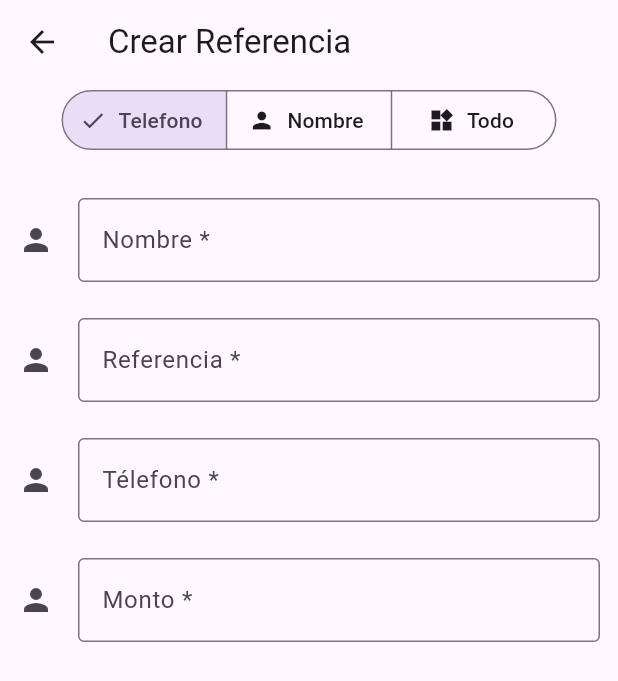
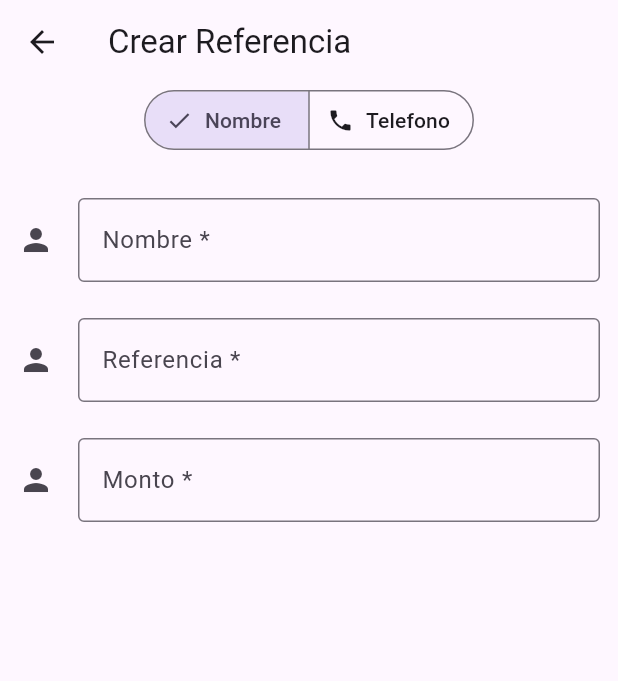
Before and after one commit to NightmareFox12/mi-referencia, a Flutter app: the screen it shows after launch, after a tap on the "assignment add" icon, on a phone screen of 412 x 824 dp. Shown: the top 681 px of the screen. Run offline on Flutter 3.47's test engine with Material 3 defaults, Android fonts, the phone set to English and light mode, and no system bars; our stand-ins replace drift, drift_flutter, flutter_hooks, flutter_riverpod, hooks_riverpod; accounts and stored records are empty; generated files the repository leaves out were written again.

Commit message:
refactor: Extract segmented button and implement conditional form fields

```diff
--- a/lib/presentation/reference_form/reference_form_screen.dart
+++ b/lib/presentation/reference_form/reference_form_screen.dart
@@ -1,6 +1,7 @@
 import 'package:flutter/material.dart';
 import 'package:flutter_hooks/flutter_hooks.dart';
 import 'package:mi_referencia/presentation/widgets/reference_form.dart';
+import 'package:mi_referencia/presentation/widgets/reference_group_button.dart';
 
 class ReferenceFormScreen extends HookWidget {
   const ReferenceFormScreen({super.key});
@@ -18,32 +19,7 @@ class ReferenceFormScreen extends HookWidget {
         ),
         body: Column(
           children: [
-            Center(
-              child: SegmentedButton<int>(
-                segments: [
-                  ButtonSegment(
-                    value: 1,
-                    icon: Icon(Icons.phone),
-                    label: Text('Telefono'),
-                  ),
-                  ButtonSegment(
-                    value: 2,
-                    icon: Icon(Icons.person),
-                    label: Text('Nombre'),
-                  ),
-                  ButtonSegment(
-                    value: 3,
-                    icon: Icon(Icons.widgets),
-                    label: Text('Todo'),
-                  ),
-                ],
-                onSelectionChanged: (newSelection) =>
-                    selectedFields.value = newSelection,
-                selected: selectedFields.value,
-                multiSelectionEnabled: true,
-                emptySelectionAllowed: true,
-              ),
-            ),
+            ReferenceGroupButton(selectedFields),
 
             ReferenceForm(selectedFields),
           ],
--- a/lib/presentation/widgets/reference_form.dart
+++ b/lib/presentation/widgets/reference_form.dart
@@ -2,7 +2,9 @@ import 'package:flutter/material.dart';
 import 'package:flutter_hooks/flutter_hooks.dart';
 
 class ReferenceForm extends HookWidget {
-  const ReferenceForm(ValueNotifier<Set<int>> selectedFields, {super.key});
+  final ValueNotifier<Set<int>> selectedFields;
+
+  const ReferenceForm(ValueNotifier<Set<int>> this.selectedFields, {super.key});
 
   @override
   Widget build(BuildContext context) {
@@ -12,7 +14,9 @@ class ReferenceForm extends HookWidget {
         child: ListView(
           padding: const EdgeInsets.only(top: 16),
           children: [
-            TextFormField(
+            // Name
+            selectedFields.value.contains(1)
+                ? TextFormField(
                     decoration: const InputDecoration(
                       icon: Icon(Icons.person),
                       hintText: 'What do people call you?',
@@ -28,9 +32,35 @@ class ReferenceForm extends HookWidget {
                           ? 'Do not use the @ char.'
                           : null;
                     },
-            ),
+                  )
+                : SizedBox.shrink(),
             SizedBox(height: 24),
 
+            //Phone
+            selectedFields.value.contains(2)
+                ? TextFormField(
+                    decoration: const InputDecoration(
+                      icon: Icon(Icons.person),
+                      hintText: 'What do people call you?',
+                      labelText: 'Télefono *',
+                      border: OutlineInputBorder(),
+                    ),
+                    onSaved: (String? value) {
+                      // This optional block of code can be used to run
+                      // code when the user saves the form.
+                    },
+                    validator: (String? value) {
+                      return (value != null && value.contains('@'))
+                          ? 'Do not use the @ char.'
+                          : null;
+                    },
+                  )
+                : SizedBox.shrink(),
+            selectedFields.value.contains(2)
+                ? SizedBox(height: 24)
+                : SizedBox.shrink(),
+
+            //Reference
             TextFormField(
               decoration: const InputDecoration(
                 icon: Icon(Icons.person),
@@ -50,25 +80,7 @@ class ReferenceForm extends HookWidget {
             ),
             SizedBox(height: 24),
 
-            TextFormField(
-              decoration: const InputDecoration(
-                icon: Icon(Icons.person),
-                hintText: 'What do people call you?',
-                labelText: 'Télefono *',
-                border: OutlineInputBorder(),
-              ),
-              onSaved: (String? value) {
-                // This optional block of code can be used to run
-                // code when the user saves the form.
-              },
-              validator: (String? value) {
-                return (value != null && value.contains('@'))
-                    ? 'Do not use the @ char.'
-                    : null;
-              },
-            ),
-            SizedBox(height: 24),
-
+            //Amount
             TextFormField(
               decoration: const InputDecoration(
                 icon: Icon(Icons.person),
--- /dev/null
+++ b/lib/presentation/widgets/reference_group_button.dart
@@ -0,0 +1,35 @@
+import 'package:flutter/material.dart';
+
+class ReferenceGroupButton extends StatelessWidget {
+  final ValueNotifier<Set<int>> selectedFields;
+
+  const ReferenceGroupButton(
+    ValueNotifier<Set<int>> this.selectedFields, {
+    super.key,
+  });
+
+  @override
+  Widget build(BuildContext context) {
+    return Center(
+      child: SegmentedButton<int>(
+        segments: [
+          ButtonSegment(
+            value: 1,
+            icon: Icon(Icons.person),
+            label: Text('Nombre'),
+          ),
+          ButtonSegment(
+            value: 2,
+            icon: Icon(Icons.phone),
+            label: Text('Telefono'),
+          ),
+        ],
+        onSelectionChanged: (newSelection) =>
+            selectedFields.value = newSelection,
+        selected: selectedFields.value,
+        multiSelectionEnabled: true,
+        emptySelectionAllowed: true,
+      ),
+    );
+  }
+}
--- a/pubspec.yaml
+++ b/pubspec.yaml
@@ -15,6 +15,7 @@ dependencies:
   path_provider: ^2.1.5
   hooks_riverpod: ^3.0.3
   intl: ^0.20.2
+  shared_preferences: ^2.5.3
 
 dependency_overrides:
   analyzer_buffer: ^0.1.11
```
Also changed, not shown: pubspec.lock, 1 other file. Lines whose indentation alone changed are shown as unchanged.
